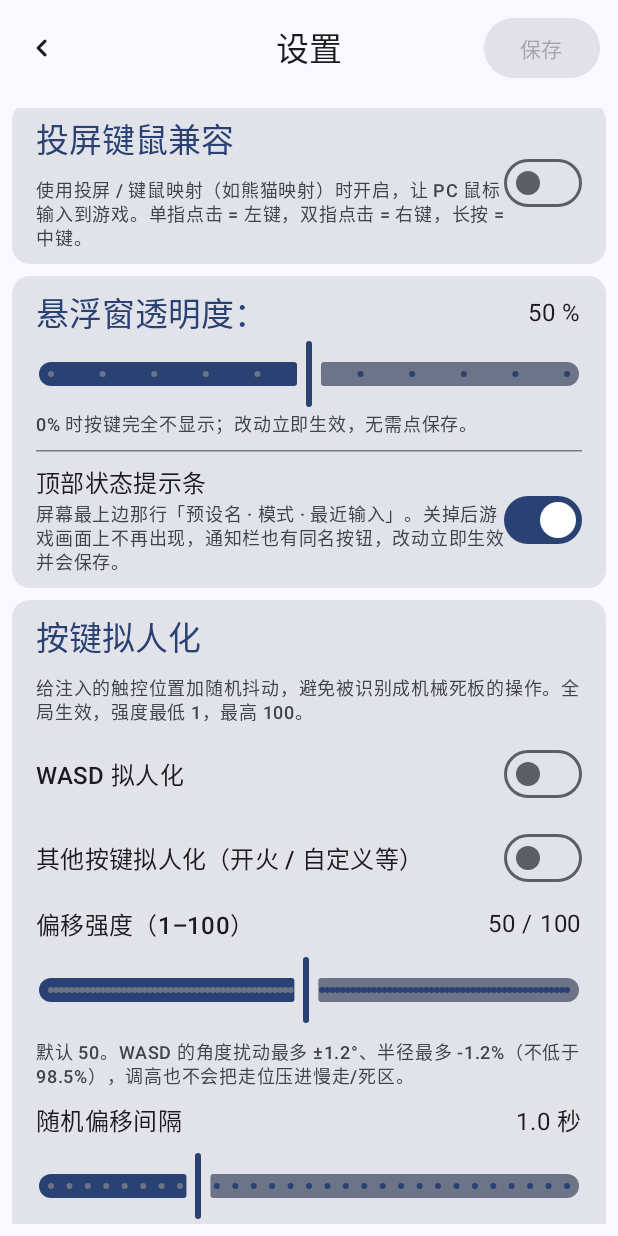
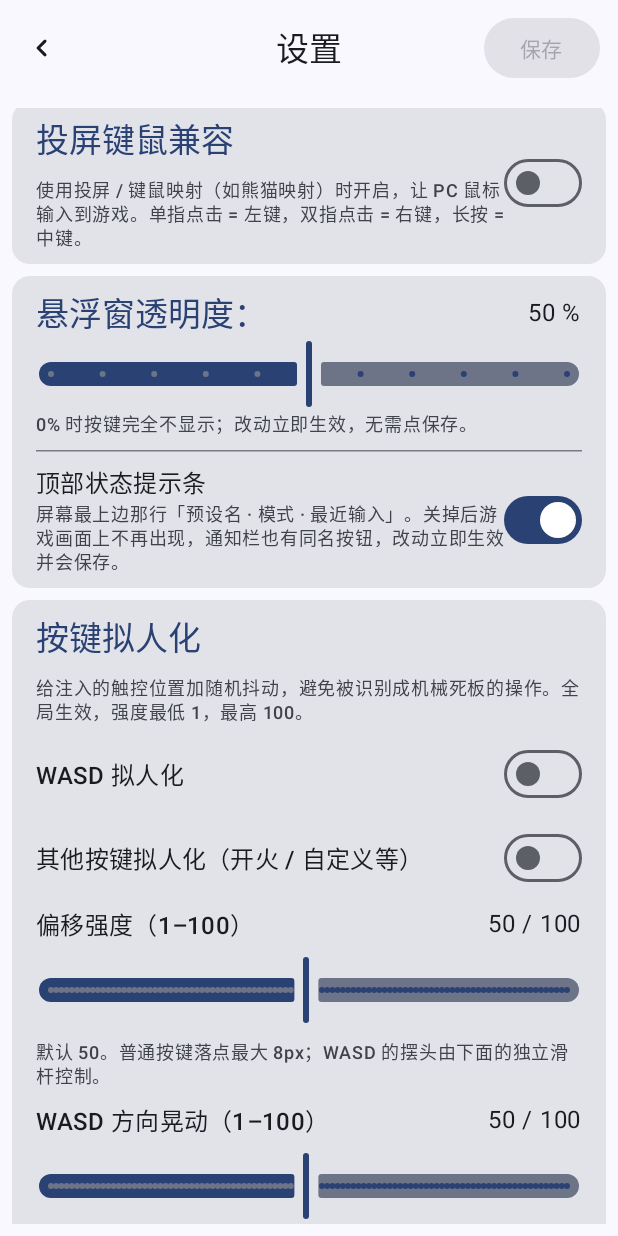
Before and after one commit to xyblue135/key-sync-enhanced, an Android app built with Jetpack Compose: the SettingsScreen screen opened through its navigation route, scrolled down 1041 dp, on a phone screen of 412 x 824 dp. Run offline under Robolectric (Android 15) with nearby library versions, the phone set to English and light mode, and no system bars; our stand-ins replace Dagger/Hilt's generated code, constraintlayout-compose; libraries missing offline, so code that uses them is left out: rikka.shizuku; pictures from the network do not load.

Commit message:
fix: 疾跑中松开 A 方向甩到 D（1.61）
- 修复 JoystickMotion 的 reanchor 条件：原来只要处于疾跑状态，任何换向都会 release + 重新 DOWN，游戏看到摇杆回中再按下，表现为顿一下、方向甩向另一侧
- 现在只有进出疾跑（sprint 位变化）或 pointer/center 变化才 reanchor；W+A ↔ W 这类换向只发 MOVE（含一帧中点）
- WASD 摆头幅度从整体强度独立出来：新增 wasdSway（1–100，默认 50，满值 ±1.5°），可按手感单独调小
- biasedDirection 与 jitterTarget 共用该参数，半径下限提高到 99%
- 新增单测锁定「疾跑换向不得 release」
- 版本升到 1.61-android16 / versionCode 37

```diff
--- a/app/build.gradle.kts
+++ b/app/build.gradle.kts
@@ -63,8 +63,8 @@ android {
         applicationId = "com.devoid.keysync"
         minSdk = 29
         targetSdk = 36
-        versionCode = 36
-        versionName = "1.60-android16"
+        versionCode = 37
+        versionName = "1.61-android16"
 
         testInstrumentationRunner = "androidx.test.runner.AndroidJUnitRunner"
     }
--- a/app/src/main/java/com/devoid/keysync/MainActivity.kt
+++ b/app/src/main/java/com/devoid/keysync/MainActivity.kt
@@ -207,6 +207,7 @@ class MainActivity : ComponentActivity() {
                         val keyHumanization by viewModel.keyHumanization.collectAsStateWithLifecycle()
                         val humanizationStrength by viewModel.humanizationStrength.collectAsStateWithLifecycle()
                         val humanizationInterval by viewModel.humanizationInterval.collectAsStateWithLifecycle()
+                        val wasdSway by viewModel.wasdSway.collectAsStateWithLifecycle()
                         val overlayOpacity by viewModel.overlayOpacity.collectAsStateWithLifecycle()
                         val statusBarVisible by viewModel.statusBarVisible.collectAsStateWithLifecycle()
                         val featureTier by viewModel.featureTier.collectAsStateWithLifecycle()
@@ -248,10 +249,12 @@ class MainActivity : ComponentActivity() {
                             keyHumanization = keyHumanization,
                             humanizationStrength = humanizationStrength,
                             humanizationInterval = humanizationInterval,
+                            wasdSway = wasdSway,
                             onSetWasdHumanization = viewModel::setWasdHumanization,
                             onSetKeyHumanization = viewModel::setKeyHumanization,
                             onSetHumanizationStrength = viewModel::setHumanizationStrength,
                             onSetHumanizationInterval = viewModel::setHumanizationInterval,
+                            onSetWasdSway = viewModel::setWasdSway,
                             overlayOpacity = overlayOpacity,
                             onSetOverlayOpacity = viewModel::setOverlayOpacity,
                             statusBarVisible = statusBarVisible,
--- a/app/src/main/java/com/devoid/keysync/MainActivityViewModel.kt
+++ b/app/src/main/java/com/devoid/keysync/MainActivityViewModel.kt
@@ -99,6 +99,7 @@ class MainActivityViewModel @Inject constructor(
     val keyHumanization: StateFlow<Boolean> = stateManager.keyHumanization
     val humanizationStrength: StateFlow<Float> = stateManager.humanizationStrength
     val humanizationInterval: StateFlow<Long> = stateManager.humanizationInterval
+    val wasdSway: StateFlow<Float> = stateManager.wasdSway
     /** 悬浮窗透明度（全局设置），设置页用；改动立即持久化。 */
     val overlayOpacity: StateFlow<Float> = stateManager.overlayOpacity
     /** 顶部状态提示条（预设名 · 模式 · 最近输入）的显隐；全局设置，立即持久化。 */
@@ -236,6 +237,7 @@ class MainActivityViewModel @Inject constructor(
     fun setKeyHumanization(enabled: Boolean) = stateManager.setKeyHumanization(enabled)
     fun setHumanizationStrength(value: Float) = stateManager.setHumanizationStrength(value)
     fun setHumanizationInterval(intervalMs: Long) = stateManager.setHumanizationInterval(intervalMs)
+    fun setWasdSway(value: Float) = stateManager.setWasdSway(value)
     fun setOverlayOpacity(value: Float) = stateManager.saveOverlayOpacity(value)
     fun setStatusBarVisible(visible: Boolean) = stateManager.setStatusBarVisible(visible)
     fun setFeatureTier(tier: FeatureTier) = stateManager.setFeatureTier(tier)
--- a/app/src/main/java/com/devoid/keysync/data/local/DataStoreManager.kt
+++ b/app/src/main/java/com/devoid/keysync/data/local/DataStoreManager.kt
@@ -96,6 +96,8 @@ class DataStoreManager internal constructor(
         val HUMANIZATION_STRENGTH = floatPreferencesKey("humanization_strength")
         /** 偏移强度 1–100（新刻度）；旧 float 键仅用于迁移。 */
         val HUMANIZATION_STRENGTH_SCALE = intPreferencesKey("humanization_strength_scale")
+        /** WASD 方向晃动幅度 1–100（独立于整体强度）。 */
+        val WASD_SWAY = intPreferencesKey("wasd_sway")
         /** 随机偏移间隔（ms），默认 1000；全局键，与拟人化开关一起生效。 */
         val HUMANIZATION_INTERVAL_MS = intPreferencesKey("humanization_interval_ms")
         val KEYS_CONFIG = stringPreferencesKey("keys_config")
--- a/app/src/main/java/com/devoid/keysync/ui/SettingsScreen.kt
+++ b/app/src/main/java/com/devoid/keysync/ui/SettingsScreen.kt
@@ -127,10 +127,12 @@ fun SettingsScreen(
     keyHumanization: Boolean = false,
     humanizationStrength: Float = 0f,
     humanizationInterval: Long = 1000L,
+    wasdSway: Float = 50f,
     onSetWasdHumanization: (Boolean) -> Unit = {},
     onSetKeyHumanization: (Boolean) -> Unit = {},
     onSetHumanizationStrength: (Float) -> Unit = {},
     onSetHumanizationInterval: (Long) -> Unit = {},
+    onSetWasdSway: (Float) -> Unit = {},
     onNavigateBack: () -> Unit = {},
     onNavigateAbout: () -> Unit = {}
 ) {
@@ -633,8 +635,27 @@ fun SettingsScreen(
                             onValueChange = { onSetHumanizationStrength(it.roundToInt().toFloat()) }
                         )
                         Text(
-                            "默认 50。WASD 的角度扰动最多 ±1.2°、半径最多 -1.2%（不低于 98.5%），" +
-                                "调高也不会把走位压进慢走/死区。",
+                            "默认 50。普通按键落点最大 8px；WASD 的摆头由下面的独立滑杆控制。",
+                            style = MaterialTheme.typography.labelMedium,
+                            color = MaterialTheme.colorScheme.onSurfaceVariant
+                        )
+                        Row(verticalAlignment = Alignment.CenterVertically) {
+                            Text(
+                                "WASD 方向晃动（1–100）",
+                                modifier = Modifier.weight(1f),
+                                style = MaterialTheme.typography.titleMedium
+                            )
+                            Text("${wasdSway.roundToInt()} / 100")
+                        }
+                        Slider(
+                            value = wasdSway.coerceIn(1f, 100f),
+                            valueRange = 1f..100f,
+                            steps = 98,
+                            onValueChange = { onSetWasdSway(it.roundToInt().toFloat()) }
+                        )
+                        Text(
+                            "只影响摇杆按住时的轻微摆头，和上面的整体偏移强度独立。" +
+                                "满值约 ±1.5°，默认 50；跑动时觉得方向飘就把它调小。",
                             style = MaterialTheme.typography.labelMedium,
                             color = MaterialTheme.colorScheme.onSurfaceVariant
                         )
```
Also changed, not shown: app/src/main/java/com/devoid/keysync/domain/EventHandler.kt (+23 -13 lines), app/src/main/java/com/devoid/keysync/domain/JoystickMotion.kt (+5 -2 lines), app/src/main/java/com/devoid/keysync/service/FloatingWindowStateManager.kt (+16 -1 lines), 3 other files.
